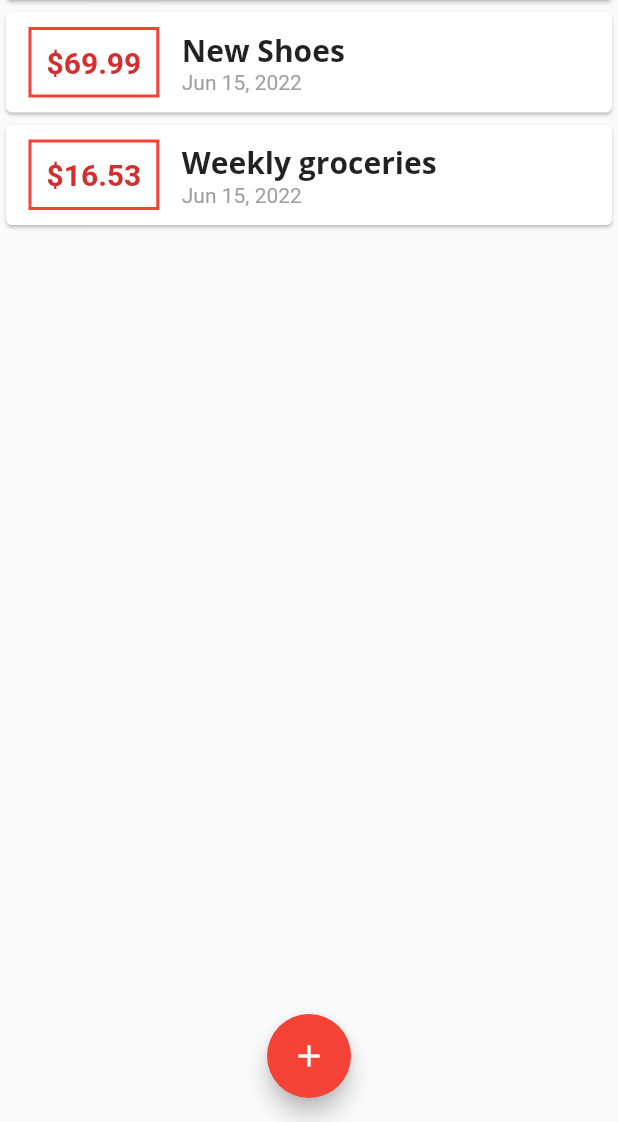
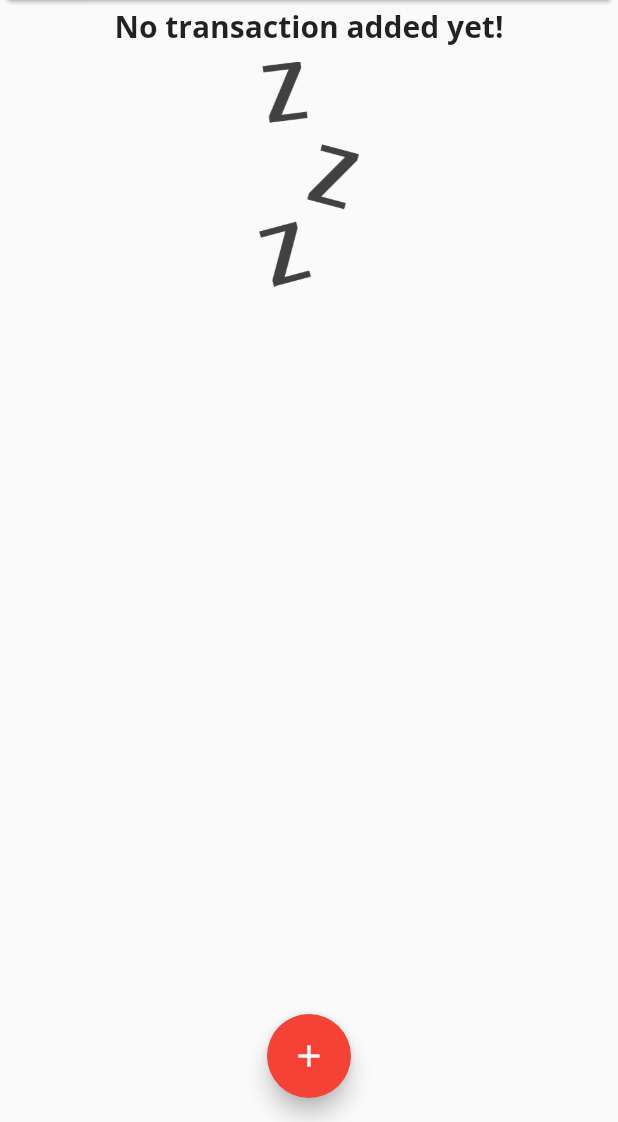
Before and after one commit to terinSeb/Flutter_Expense_Calculator, a Flutter app: the screen it shows after launch, on a phone screen of 412 x 824 dp, the part 114-1236 px from its top. Run offline on Flutter 3.47's test engine with Material 2 defaults, Android fonts, the phone set to English and light mode, and no system bars.

Commit message:
Added the Logic to show expense chart

```diff
--- a/lib/main.dart
+++ b/lib/main.dart
@@ -57,8 +57,8 @@ class MyHomePage extends StatefulWidget {
 class _MyHomePageState extends State<MyHomePage> {
 
 final List<Transaction> _userTransaction = [
-     Transaction(id: 't1', title: 'New Shoes', amount: 69.99, date: DateTime.now()),
-      Transaction(id: 't2', title: 'Weekly groceries', amount: 16.53, date: DateTime.now())
+    //  Transaction(id: 't1', title: 'New Shoes', amount: 69.99, date: DateTime.now()),
+    //   Transaction(id: 't2', title: 'Weekly groceries', amount: 16.53, date: DateTime.now())
    ];
    void addTransaction(String txTitle, double txAmount){
  final newTx = Transaction(id:  DateTime.now().toString(), title: txTitle, amount: txAmount, date:  DateTime.now());
--- a/lib/widgets/transaction_list.dart
+++ b/lib/widgets/transaction_list.dart
@@ -14,7 +14,18 @@ class TransactionList extends StatelessWidget {
     // ignore: sized_box_for_whitespace
     return  Container(
       height: 200,
-      child: ListView.builder(
+      child: transactions.isEmpty ?
+       Column(children: [
+        Text("No transaction added yet!",
+        style: Theme.of(context).textTheme.headline6 ,),
+        const SizedBox(height: 10,),
+
+        // ignore: sized_box_for_whitespace
+        Container(
+          height: 150,
+          child: Image.asset('assets/images/waiting.png',fit:BoxFit.cover))
+       ],) :
+       ListView.builder(
         itemBuilder: (context, index) {
         return   Card(
                  child: Row(children: [
--- a/pubspec.yaml
+++ b/pubspec.yaml
@@ -58,8 +58,8 @@ flutter:
   uses-material-design: true
 
   # To add assets to your application, add an assets section, like this:
-  # assets:
-  #   - images/a_dot_burr.jpeg
+  assets:
+    - assets/images/waiting.png
   #   - images/a_dot_ham.jpeg
 
   # An image asset can refer to one or more resolution-specific "variants", see
```
Also changed, not shown: lib/widgets/chart.dart (added, +33 -0 lines), assets/images/waiting.png (added).
